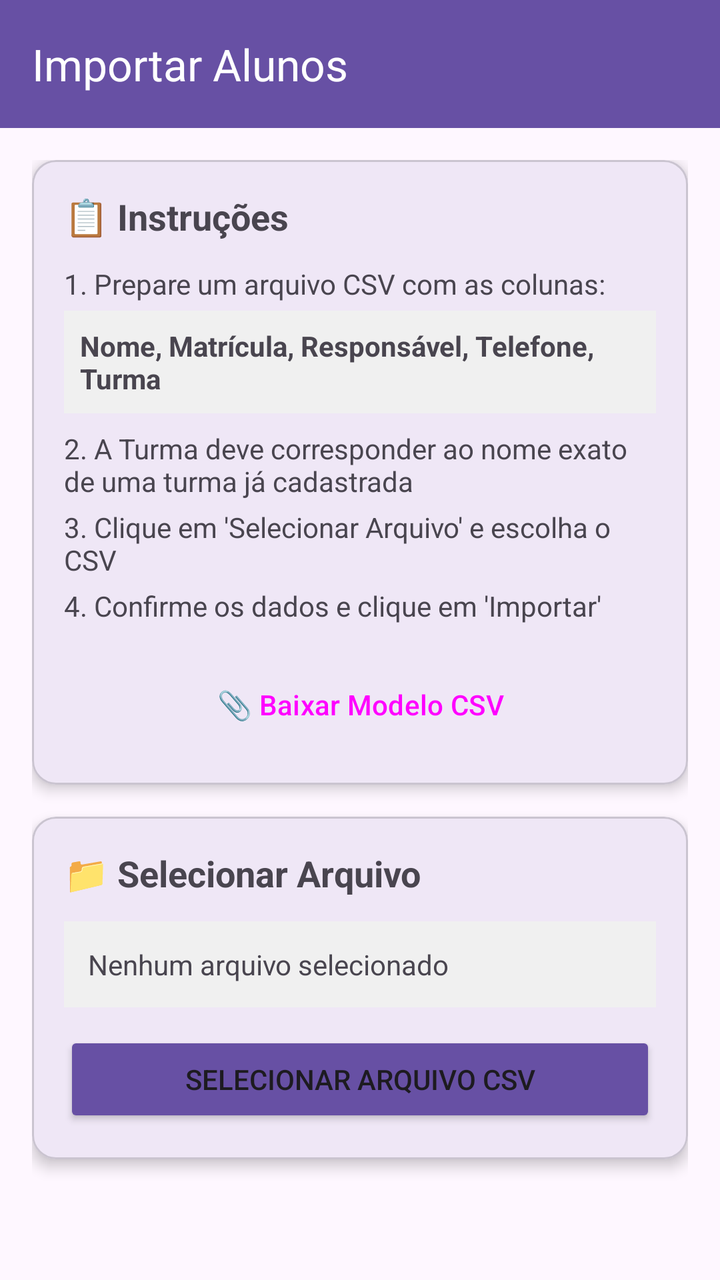
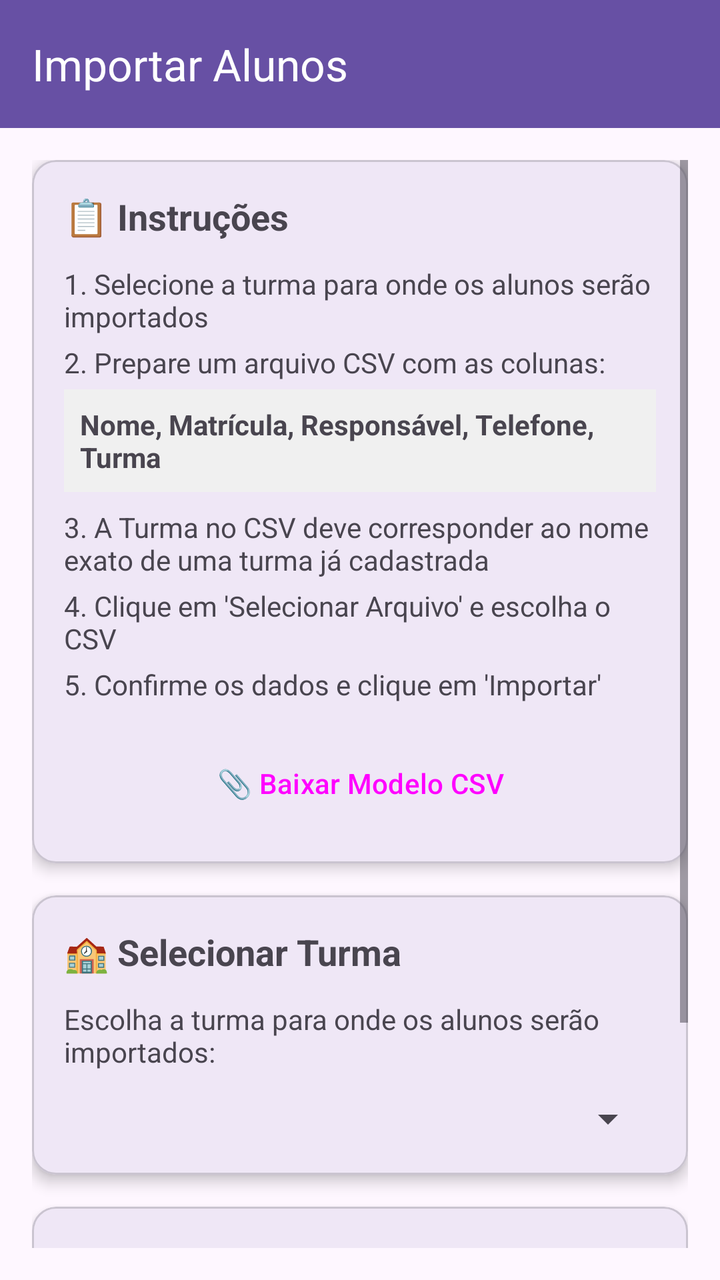

The first picture is an Android layout as it rendered before a commit; the second is the same layout after the commit. The layout source and the unified diff follow.
<!-- AndroidManifest.xml: application theme Theme.FrequenciaEscolar -->
<!-- res/layout/activity_importar_alunos.xml -->
<?xml version="1.0" encoding="utf-8"?>
<LinearLayout xmlns:android="http://schemas.android.com/apk/res/android"
    xmlns:app="http://schemas.android.com/apk/res-auto"
    android:layout_width="match_parent"
    android:layout_height="match_parent"
    android:orientation="vertical">

    <androidx.appcompat.widget.Toolbar
        android:id="@+id/toolbar"
        android:layout_width="match_parent"
        android:layout_height="?attr/actionBarSize"
        android:background="?attr/colorPrimary"
        android:theme="@style/ThemeOverlay.AppCompat.Dark.ActionBar"
        app:title="Importar Alunos"
        app:titleTextColor="@android:color/white" />

    <ScrollView
        android:layout_width="match_parent"
        android:layout_height="match_parent"
        android:padding="16dp">

        <LinearLayout
            android:layout_width="match_parent"
            android:layout_height="wrap_content"
            android:orientation="vertical">

            
            <com.google.android.material.card.MaterialCardView
                android:layout_width="match_parent"
                android:layout_height="wrap_content"
                android:layout_marginBottom="16dp"
                app:cardCornerRadius="12dp"
                app:cardElevation="4dp">

                <LinearLayout
                    android:layout_width="match_parent"
                    android:layout_height="wrap_content"
                    android:orientation="vertical"
                    android:padding="16dp">

                    <TextView
                        android:layout_width="match_parent"
                        android:layout_height="wrap_content"
                        android:text="📋 Instruções"
                        android:textSize="18sp"
                        android:textStyle="bold"
                        android:layout_marginBottom="12dp" />

                    <TextView
                        android:layout_width="match_parent"
                        android:layout_height="wrap_content"
                        android:text="1. Prepare um arquivo CSV com as colunas:"
                        android:textSize="14sp"
                        android:layout_marginBottom="4dp" />

                    <TextView
                        android:layout_width="match_parent"
                        android:layout_height="wrap_content"
                        android:text="Nome, Matrícula, Responsável, Telefone, Turma"
                        android:textSize="14sp"
                        android:textStyle="bold"
                        android:layout_marginBottom="8dp"
                        android:background="#f0f0f0"
                        android:padding="8dp" />

                    <TextView
                        android:layout_width="match_parent"
                        android:layout_height="wrap_content"
                        android:text="2. A Turma deve corresponder ao nome exato de uma turma já cadastrada"
                        android:textSize="14sp"
                        android:layout_marginBottom="4dp" />

                    <TextView
                        android:layout_width="match_parent"
                        android:layout_height="wrap_content"
                        android:text="3. Clique em 'Selecionar Arquivo' e escolha o CSV"
                        android:textSize="14sp"
                        android:layout_marginBottom="4dp" />

                    <TextView
                        android:layout_width="match_parent"
                        android:layout_height="wrap_content"
                        android:text="4. Confirme os dados e clique em 'Importar'"
                        android:textSize="14sp" />

                    <Button
                        android:id="@+id/btnBaixarModelo"
                        android:layout_width="match_parent"
                        android:layout_height="wrap_content"
                        android:layout_marginTop="16dp"
                        android:text="📎 Baixar Modelo CSV"
                        android:backgroundTint="@android:color/holo_green_dark"
                        style="@style/Widget.Material3.Button.OutlinedButton" />

                </LinearLayout>

            </com.google.android.material.card.MaterialCardView>

            
            <com.google.android.material.card.MaterialCardView
                android:layout_width="match_parent"
                android:layout_height="wrap_content"
                android:layout_marginBottom="16dp"
                app:cardCornerRadius="12dp"
                app:cardElevation="4dp">

                <LinearLayout
                    android:layout_width="match_parent"
                    android:layout_height="wrap_content"
                    android:orientation="vertical"
                    android:padding="16dp">

                    <TextView
                        android:layout_width="match_parent"
                        android:layout_height="wrap_content"
                        android:text="📁 Selecionar Arquivo"
                        android:textSize="18sp"
                        android:textStyle="bold"
                        android:layout_marginBottom="12dp" />

                    <TextView
                        android:id="@+id/tvArquivoSelecionado"
                        android:layout_width="match_parent"
                        android:layout_height="wrap_content"
                        android:text="Nenhum arquivo selecionado"
                        android:textSize="14sp"
                        android:padding="12dp"
                        android:background="#f0f0f0"
                        android:layout_marginBottom="12dp" />

                    <Button
                        android:id="@+id/btnSelecionarArquivo"
                        android:layout_width="match_parent"
                        android:layout_height="wrap_content"
                        android:text="Selecionar Arquivo CSV"
                        android:backgroundTint="?attr/colorPrimary" />

                </LinearLayout>

            </com.google.android.material.card.MaterialCardView>

            
            <com.google.android.material.card.MaterialCardView
                android:id="@+id/cardPreview"
                android:layout_width="match_parent"
                android:layout_height="wrap_content"
                android:layout_marginBottom="16dp"
                android:visibility="gone"
                app:cardCornerRadius="12dp"
                app:cardElevation="4dp">

                <LinearLayout
                    android:layout_width="match_parent"
                    android:layout_height="wrap_content"
                    android:orientation="vertical"
                    android:padding="16dp">

                    <TextView
                        android:layout_width="match_parent"
                        android:layout_height="wrap_content"
                        android:text="📊 Preview dos Dados"
                        android:textSize="18sp"
                        android:textStyle="bold"
                        android:layout_marginBottom="12dp" />

                    <TextView
                        android:id="@+id/tvResumo"
                        android:layout_width="match_parent"
                        android:layout_height="wrap_content"
                        android:textSize="14sp"
                        android:layout_marginBottom="12dp" />

                    <androidx.recyclerview.widget.RecyclerView
                        android:id="@+id/rvPreview"
                        android:layout_width="match_parent"
                        android:layout_height="200dp"
                        android:nestedScrollingEnabled="false" />

                    <TextView
                        android:id="@+id/tvErros"
                        android:layout_width="match_parent"
                        android:layout_height="wrap_content"
                        android:textSize="14sp"
                        android:textColor="@android:color/holo_red_dark"
                        android:layout_marginTop="12dp"
                        android:visibility="gone" />

                </LinearLayout>

            </com.google.android.material.card.MaterialCardView>

            
            <Button
                android:id="@+id/btnImportar"
                android:layout_width="match_parent"
                android:layout_height="wrap_content"
                android:text="Importar Alunos"
                android:backgroundTint="@android:color/holo_orange_dark"
                android:enabled="false"
                android:visibility="gone" />

            
            <ProgressBar
                android:id="@+id/progressBar"
                android:layout_width="match_parent"
                android:layout_height="wrap_content"
                android:layout_marginTop="16dp"
                android:visibility="gone" />

            <TextView
                android:id="@+id/tvProgresso"
                android:layout_width="match_parent"
                android:layout_height="wrap_content"
                android:textAlignment="center"
                android:layout_marginTop="8dp"
                android:visibility="gone" />

        </LinearLayout>

    </ScrollView>

</LinearLayout>
<!-- resources referenced by this layout -->
<resources>
  <style name="Theme.FrequenciaEscolar" parent="Base.Theme.FrequenciaEscolar" />
  <style name="Base.Theme.FrequenciaEscolar" parent="Theme.Material3.DayNight.NoActionBar">
          
          <item name="popupMenuStyle">@style/MenuPopupStyle</item>
          <item name="actionOverflowMenuStyle">@style/MenuPopupStyle</item>
      </style>
  <style name="MenuPopupStyle">
          <item name="android:popupBackground">#2D2D2D</item>
          <item name="android:textColor">#FFFFFF</item>
      </style>
</resources>

<!-- the commit's change to res/layout/activity_importar_alunos.xml (unified diff, before → after) -->
@@ -49,7 +49,14 @@
                     <TextView
                         android:layout_width="match_parent"
                         android:layout_height="wrap_content"
-                        android:text="1. Prepare um arquivo CSV com as colunas:"
+                        android:text="1. Selecione a turma para onde os alunos serão importados"
+                        android:textSize="14sp"
+                        android:layout_marginBottom="4dp" />
+
+                    <TextView
+                        android:layout_width="match_parent"
+                        android:layout_height="wrap_content"
+                        android:text="2. Prepare um arquivo CSV com as colunas:"
                         android:textSize="14sp"
                         android:layout_marginBottom="4dp" />
 
@@ -66,21 +73,21 @@
                     <TextView
                         android:layout_width="match_parent"
                         android:layout_height="wrap_content"
-                        android:text="2. A Turma deve corresponder ao nome exato de uma turma já cadastrada"
-                        android:textSize="14sp"
-                        android:layout_marginBottom="4dp" />
-
-                    <TextView
-                        android:layout_width="match_parent"
-                        android:layout_height="wrap_content"
-                        android:text="3. Clique em 'Selecionar Arquivo' e escolha o CSV"
-                        android:textSize="14sp"
-                        android:layout_marginBottom="4dp" />
-
-                    <TextView
-                        android:layout_width="match_parent"
-                        android:layout_height="wrap_content"
-                        android:text="4. Confirme os dados e clique em 'Importar'"
+                        android:text="3. A Turma no CSV deve corresponder ao nome exato de uma turma já cadastrada"
+                        android:textSize="14sp"
+                        android:layout_marginBottom="4dp" />
+
+                    <TextView
+                        android:layout_width="match_parent"
+                        android:layout_height="wrap_content"
+                        android:text="4. Clique em 'Selecionar Arquivo' e escolha o CSV"
+                        android:textSize="14sp"
+                        android:layout_marginBottom="4dp" />
+
+                    <TextView
+                        android:layout_width="match_parent"
+                        android:layout_height="wrap_content"
+                        android:text="5. Confirme os dados e clique em 'Importar'"
                         android:textSize="14sp" />
 
                     <Button
@@ -113,6 +120,45 @@
                     <TextView
                         android:layout_width="match_parent"
                         android:layout_height="wrap_content"
+                        android:text="🏫 Selecionar Turma"
+                        android:textSize="18sp"
+                        android:textStyle="bold"
+                        android:layout_marginBottom="12dp" />
+
+                    <TextView
+                        android:layout_width="match_parent"
+                        android:layout_height="wrap_content"
+                        android:text="Escolha a turma para onde os alunos serão importados:"
+                        android:textSize="14sp"
+                        android:layout_marginBottom="12dp" />
+
+                    <Spinner
+                        android:id="@+id/spinnerTurma"
+                        android:layout_width="match_parent"
+                        android:layout_height="wrap_content"
+                        android:padding="8dp" />
+
+                </LinearLayout>
+
+            </com.google.android.material.card.MaterialCardView>
+
+            
+            <com.google.android.material.card.MaterialCardView
+                android:layout_width="match_parent"
+                android:layout_height="wrap_content"
+                android:layout_marginBottom="16dp"
+                app:cardCornerRadius="12dp"
+                app:cardElevation="4dp">
+
+                <LinearLayout
+                    android:layout_width="match_parent"
+                    android:layout_height="wrap_content"
+                    android:orientation="vertical"
+                    android:padding="16dp">
+
+                    <TextView
+                        android:layout_width="match_parent"
+                        android:layout_height="wrap_content"
                         android:text="📁 Selecionar Arquivo"
                         android:textSize="18sp"
                         android:textStyle="bold"
